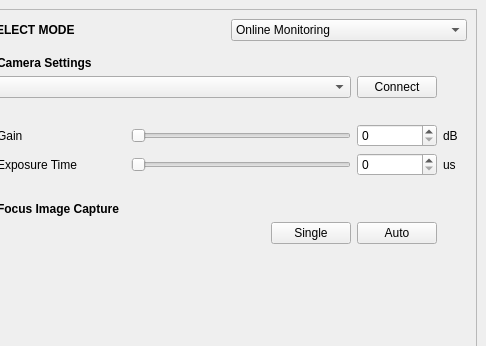
The window that FocusDiagnostics/focusdiagnosticsmainwindow.ui (dungducphan/TauExperimentDataAnalyzer) describes before a commit, drawn with Qt 5; both pictures show x 659 to 1145 and y 0 to 346 of the 1145 by 691 pixel window.
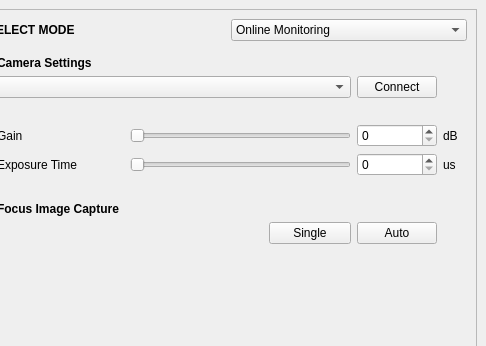
The same window after the commit.

Patch:
```diff
--- a/FocusDiagnostics/focusdiagnosticsmainwindow.ui
+++ b/FocusDiagnostics/focusdiagnosticsmainwindow.ui
@@ -200,6 +200,12 @@
            </item>
            <item row="9" column="3">
             <widget class="QPushButton" name="button_FOCUS_IMAGE_CAPTURE">
+             <property name="minimumSize">
+              <size>
+               <width>82</width>
+               <height>0</height>
+              </size>
+             </property>
              <property name="text">
               <string>Single</string>
              </property>
```
